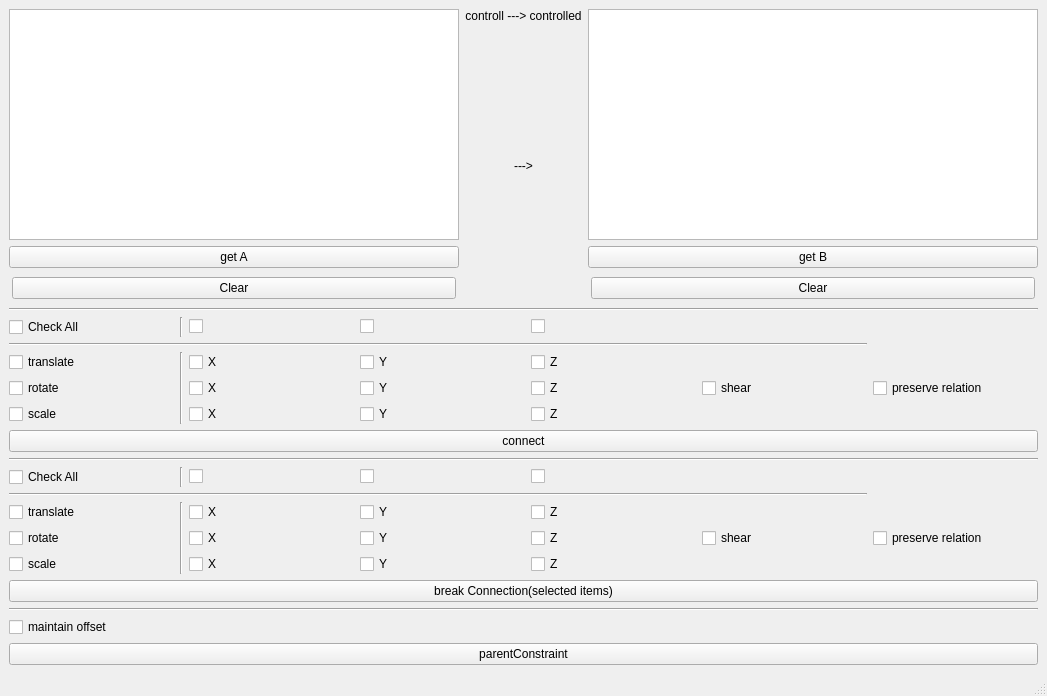
This is act_gui.ui in yocineman/ND_AttributeConnectTool as Qt 5 draws it before an edit. The edited form follows.
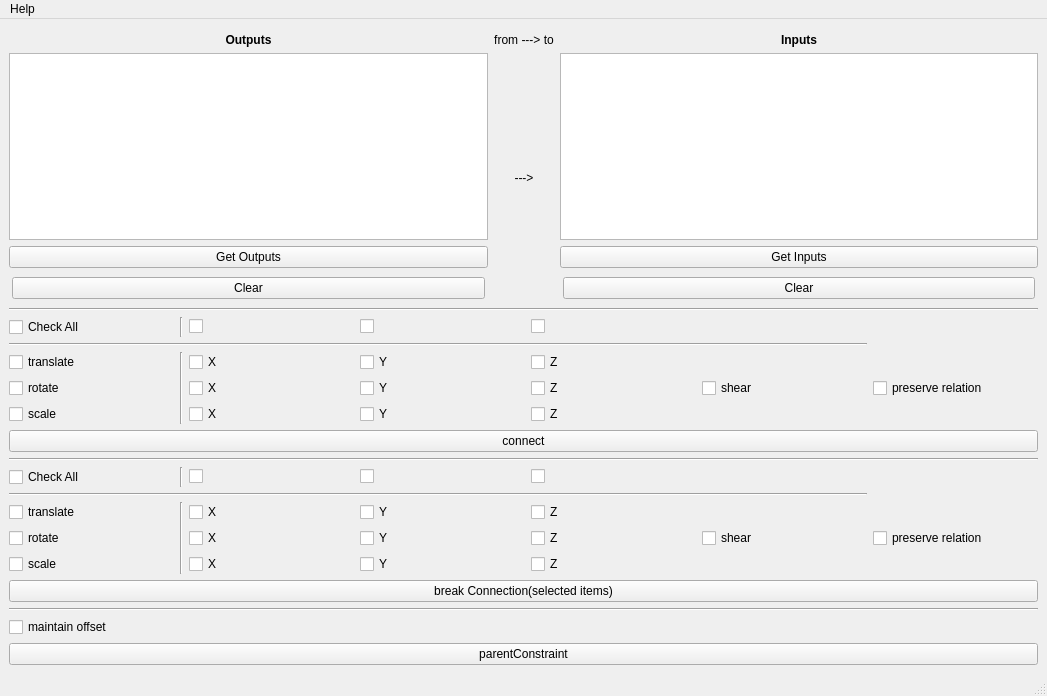
This is the edited form.

```diff
--- a/act_gui.ui
+++ b/act_gui.ui
@@ -15,10 +15,33 @@
   </property>
   <widget class="QWidget" name="centralwidget">
    <layout class="QVBoxLayout" name="verticalLayout_4">
+    <item>
+     <layout class="QHBoxLayout" name="horizontalLayout_3">
+      <property name="bottomMargin">
+       <number>5</number>
+      </property>
+     </layout>
+    </item>
     <item>
      <layout class="QHBoxLayout" name="horizontalLayout">
       <item>
        <layout class="QVBoxLayout" name="verticalLayout">
+        <item>
+         <widget class="QLabel" name="label">
+          <property name="font">
+           <font>
+            <weight>75</weight>
+            <bold>true</bold>
+           </font>
+          </property>
+          <property name="text">
+           <string>Outputs</string>
+          </property>
+          <property name="alignment">
+           <set>Qt::AlignCenter</set>
+          </property>
+         </widget>
+        </item>
         <item>
          <widget class="QListWidget" name="list_A">
           <property name="alternatingRowColors">
@@ -29,7 +52,7 @@
         <item>
          <widget class="QPushButton" name="get_A_button">
           <property name="text">
-           <string>get A</string>
+           <string>Get Outputs</string>
           </property>
          </widget>
         </item>
@@ -63,7 +86,7 @@
         <item>
          <widget class="QLabel" name="label_7">
           <property name="text">
-           <string>controll ---&gt; controlled</string>
+           <string>from ---&gt; to</string>
           </property>
           <property name="alignment">
            <set>Qt::AlignCenter</set>
@@ -110,6 +133,22 @@
       </item>
       <item>
        <layout class="QVBoxLayout" name="verticalLayout_2">
+        <item>
+         <widget class="QLabel" name="label_2">
+          <property name="font">
+           <font>
+            <weight>75</weight>
+            <bold>true</bold>
+           </font>
+          </property>
+          <property name="text">
+           <string>Inputs</string>
+          </property>
+          <property name="alignment">
+           <set>Qt::AlignCenter</set>
+          </property>
+         </widget>
+        </item>
         <item>
          <widget class="QListWidget" name="list_B">
           <property name="alternatingRowColors">
@@ -120,7 +159,7 @@
         <item>
          <widget class="QPushButton" name="get_B_button">
           <property name="text">
-           <string>get B</string>
+           <string>Get Inputs</string>
           </property>
          </widget>
         </item>
@@ -513,6 +552,13 @@
      <height>21</height>
     </rect>
    </property>
+   <widget class="QMenu" name="menuHelp">
+    <property name="title">
+     <string>Help</string>
+    </property>
+    <addaction name="actionHelp_open_webbrowser"/>
+   </widget>
+   <addaction name="menuHelp"/>
   </widget>
   <widget class="QStatusBar" name="statusbar"/>
  </widget>
```
Left out of the diff: 17 changed lines with no effect on the pictures.
